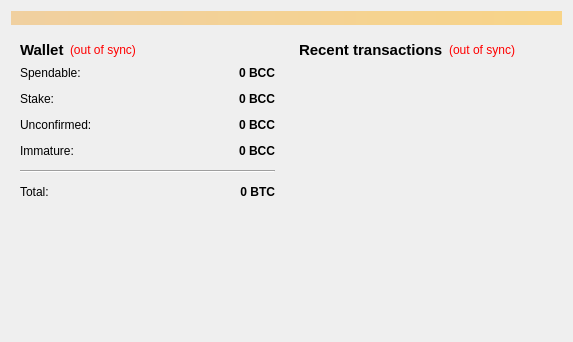
Old version of the form src/qt/forms/overviewpage.ui in the repository ihor-chaban/MyNewCoin.
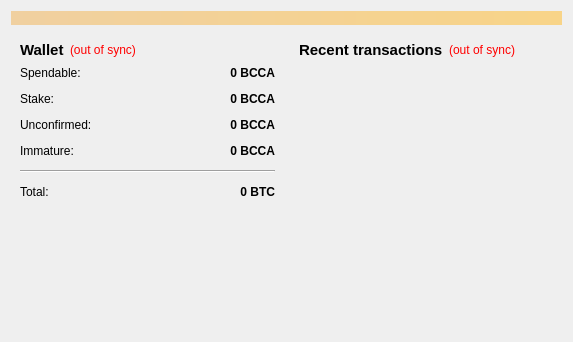
New version of the form.

Commit message: coinsign changed to BCCA

Diff of the .ui file:
```diff
--- a/src/qt/forms/overviewpage.ui
+++ b/src/qt/forms/overviewpage.ui
@@ -118,7 +118,7 @@
                <string>Your current spendable balance</string>
               </property>
               <property name="text">
-               <string notr="true">0 BCC</string>
+               <string notr="true">0 BCCA</string>
               </property>
               <property name="alignment">
                <set>Qt::AlignRight|Qt::AlignTrailing|Qt::AlignVCenter</set>
@@ -150,7 +150,7 @@
                <string>Total of coins that was staked, and do not yet count toward the current balance</string>
               </property>
               <property name="text">
-               <string notr="true">0 BCC</string>
+               <string notr="true">0 BCCA</string>
               </property>
               <property name="alignment">
                <set>Qt::AlignRight|Qt::AlignTrailing|Qt::AlignVCenter</set>
@@ -182,7 +182,7 @@
                <string>Total of transactions that have yet to be confirmed, and do not yet count toward the current balance</string>
               </property>
               <property name="text">
-               <string notr="true">0 BCC</string>
+               <string notr="true">0 BCCA</string>
               </property>
               <property name="alignment">
                <set>Qt::AlignRight|Qt::AlignTrailing|Qt::AlignVCenter</set>
@@ -211,7 +211,7 @@
                <string>Mined balance that has not yet matured</string>
               </property>
               <property name="text">
-               <string notr="true">0 BCC</string>
+               <string notr="true">0 BCCA</string>
               </property>
               <property name="alignment">
                <set>Qt::AlignRight|Qt::AlignTrailing|Qt::AlignVCenter</set>
```
The commit also changes 4 other files.
